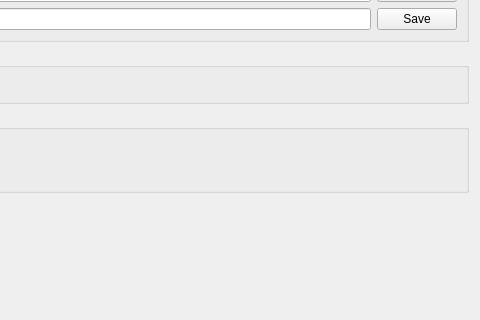
The window that rare/ui/components/tabs/games/game_info/game_settings.ui (RareDevs/Rare) describes before a commit, drawn with Qt 5; both pictures show x 279 to 759 and y 136 to 456 of the 759 by 617 pixel window.
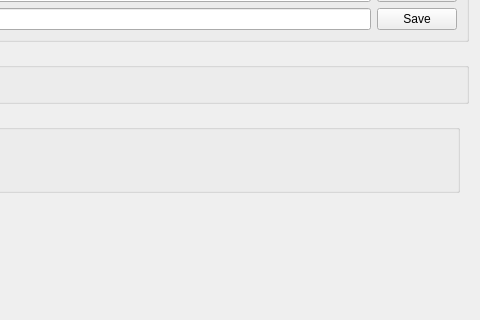
The same window after the commit.

Commit message: GameSettings: Adjust right margin to not attach to the scrollbar.

The edit to the form file:
```diff
--- a/rare/ui/components/tabs/games/game_info/game_settings.ui
+++ b/rare/ui/components/tabs/games/game_info/game_settings.ui
@@ -246,9 +246,6 @@
        <property name="topMargin">
         <number>0</number>
        </property>
-       <property name="rightMargin">
-        <number>0</number>
-       </property>
        <property name="bottomMargin">
         <number>0</number>
        </property>
```
The commit also changes 1 other file.
